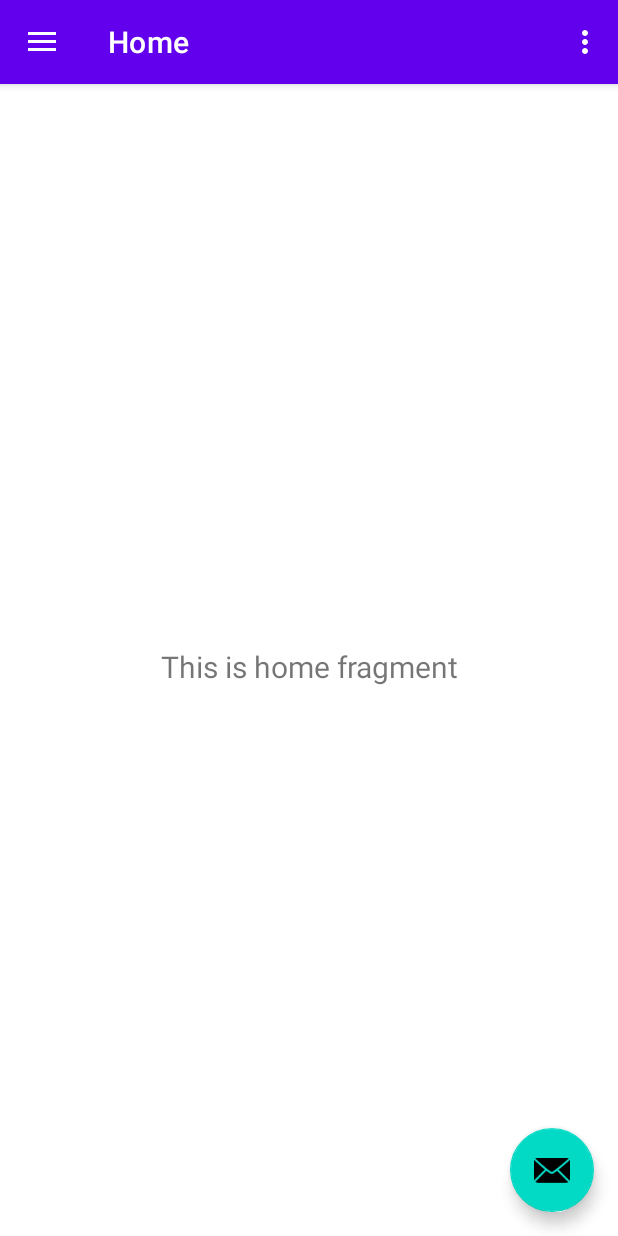
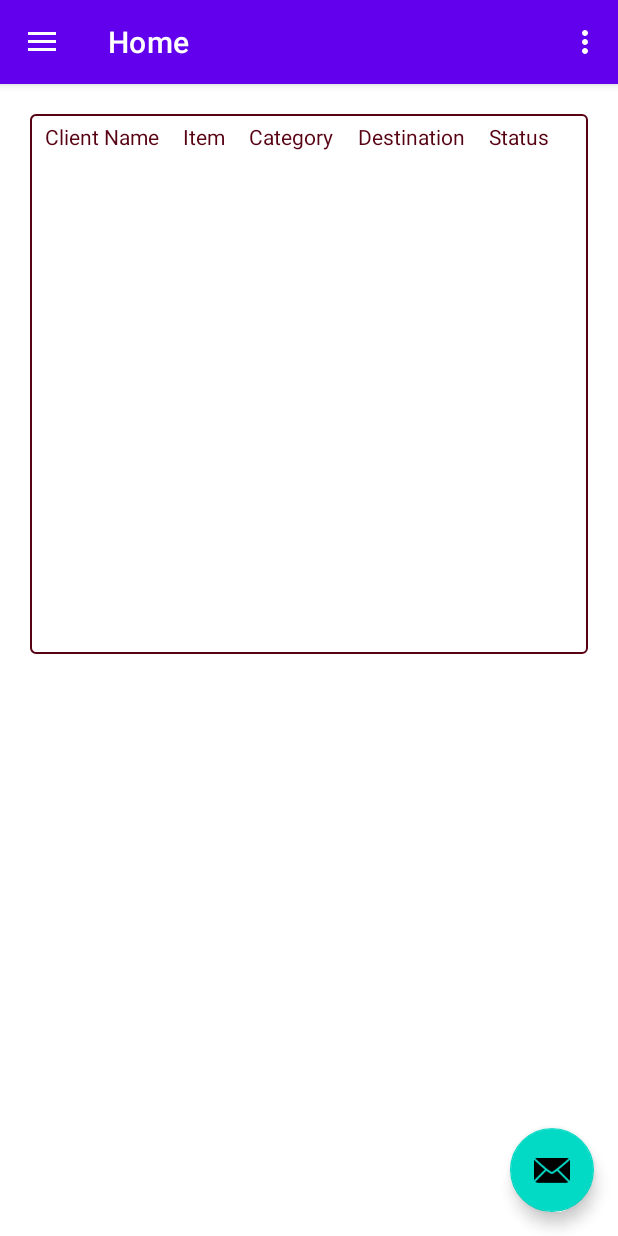
Before and after one commit to Wobomba/Suppliers, an Android app: the HomeActivity screen opened directly, with no data from a screen before it, on a phone screen of 412 x 824 dp. Run offline under Robolectric (Android 15) with nearby library versions, the phone set to English and light mode, and no system bars; our stand-ins replace navigation-ui.

Commit message:
New Patch0

```diff
--- /dev/null
+++ b/app/src/main/java/com/redtokens/rooms/supplier/ui/client/ClientFragment.java
@@ -0,0 +1,24 @@
+package com.redtokens.rooms.supplier.ui.client;
+
+import android.os.Bundle;
+import android.view.LayoutInflater;
+import android.view.View;
+import android.view.ViewGroup;
+import androidx.annotation.NonNull;
+import androidx.fragment.app.Fragment;
+
+
+
+import com.redtokens.rooms.supplier.R;
+
+public class ClientFragment extends Fragment {
+
+
+
+    public View onCreateView(@NonNull LayoutInflater inflater,
+                             ViewGroup container, Bundle savedInstanceState) {
+
+        View root = inflater.inflate(R.layout.fragment_clients, container, false);
+        return root;
+    }
+}
--- a/app/src/main/java/com/redtokens/rooms/supplier/ui/home/HomeViewModel.java
+++ b/app/src/main/java/com/redtokens/rooms/supplier/ui/client/ClientViewModel.java
@@ -1,14 +1,14 @@
-package com.redtokens.rooms.supplier.ui.home;
+package com.redtokens.rooms.supplier.ui.client;
 
 import androidx.lifecycle.LiveData;
 import androidx.lifecycle.MutableLiveData;
 import androidx.lifecycle.ViewModel;
 
-public class HomeViewModel extends ViewModel {
+public class ClientViewModel extends ViewModel {
 
     private MutableLiveData<String> mText;
 
-    public HomeViewModel() {
+    public ClientViewModel() {
         mText = new MutableLiveData<>();
         mText.setValue("This is home fragment");
     }
--- a/app/src/main/java/com/redtokens/rooms/supplier/ui/home/HomeFragment.java
+++ /dev/null
@@ -1,35 +0,0 @@
-package com.redtokens.rooms.supplier.ui.home;
-
-import android.os.Bundle;
-import android.view.LayoutInflater;
-import android.view.View;
-import android.view.ViewGroup;
-import android.widget.TextView;
-
-import androidx.annotation.NonNull;
-import androidx.annotation.Nullable;
-import androidx.fragment.app.Fragment;
-import androidx.lifecycle.Observer;
-import androidx.lifecycle.ViewModelProvider;
-
-import com.redtokens.rooms.supplier.R;
-
-public class HomeFragment extends Fragment {
-
-    private HomeViewModel homeViewModel;
-
-    public View onCreateView(@NonNull LayoutInflater inflater,
-                             ViewGroup container, Bundle savedInstanceState) {
-        homeViewModel =
-                new ViewModelProvider(this).get(HomeViewModel.class);
-        View root = inflater.inflate(R.layout.fragment_clients, container, false);
-        final TextView textView = root.findViewById(R.id.text_home);
-        homeViewModel.getText().observe(getViewLifecycleOwner(), new Observer<String>() {
-            @Override
-            public void onChanged(@Nullable String s) {
-                textView.setText(s);
-            }
-        });
-        return root;
-    }
-}
--- a/app/src/main/res/layout/activity_incoming.xml
+++ b/app/src/main/res/layout/activity_incoming.xml
@@ -6,6 +6,21 @@
     android:layout_width="match_parent"
     android:layout_height="match_parent"
     tools:context=".IncomingActivity">
+
+    <EditText
+        android:layout_width="match_parent"
+        android:layout_height="wrap_content"
+        android:hint="@string/category_outactivity"
+        android:textColor="#570213"
+        android:textColorHint="#570213"
+        android:inputType="text"
+        android:layout_marginTop="30dp"
+        android:layout_marginBottom="10dp"
+        android:layout_marginRight="20dp"
+        android:layout_marginLeft="20dp"
+        android:padding="7dp"
+        android:id="@+id/Category_Outgoing"
+        android:autofillHints="" />
 
     <EditText
         android:layout_width="match_parent"
--- a/app/src/main/res/layout/fragment_clients.xml
+++ b/app/src/main/res/layout/fragment_clients.xml
@@ -1,22 +1,71 @@
 <?xml version="1.0" encoding="utf-8"?>
-<androidx.constraintlayout.widget.ConstraintLayout xmlns:android="http://schemas.android.com/apk/res/android"
-    xmlns:app="http://schemas.android.com/apk/res-auto"
+<LinearLayout
+    xmlns:android="http://schemas.android.com/apk/res/android"
     xmlns:tools="http://schemas.android.com/tools"
     android:layout_width="match_parent"
     android:layout_height="match_parent"
-    tools:context=".ui.home.HomeFragment">
+    android:orientation="vertical"
+    tools:context=".ui.client.ClientFragment">
 
-    <TextView
-        android:id="@+id/text_home"
+    <TableLayout
         android:layout_width="match_parent"
-        android:layout_height="wrap_content"
-        android:layout_marginStart="8dp"
-        android:layout_marginTop="8dp"
-        android:layout_marginEnd="8dp"
-        android:textAlignment="center"
-        android:textSize="20sp"
-        app:layout_constraintBottom_toBottomOf="parent"
-        app:layout_constraintEnd_toEndOf="parent"
-        app:layout_constraintStart_toStartOf="parent"
-        app:layout_constraintTop_toTopOf="parent" />
-</androidx.constraintlayout.widget.ConstraintLayout>
+        android:layout_height="360dp"
+        android:layout_marginTop="20dp"
+        android:layout_marginRight="20dp"
+        android:layout_marginLeft="20dp"
+        android:layout_marginBottom="10dp"
+        android:id="@+id/tb1"
+        android:background="@drawable/background"
+        android:paddingLeft="10dp"
+        android:paddingRight="10dp"
+        android:paddingTop="5dp"
+        android:stretchColumns="*">
+
+        <TableRow
+            android:layout_width="match_parent"
+            android:layout_height="wrap_content"
+            android:id="@+id/tbrow1">
+
+            <TextView
+                android:layout_width="wrap_content"
+                android:layout_height="wrap_content"
+                android:text="Client Name"
+                android:textColor="#570213"
+                android:textAlignment="textStart"
+                android:gravity="start" />
+
+            <TextView
+                android:layout_width="wrap_content"
+                android:layout_height="wrap_content"
+                android:text="Item"
+                android:textColor="#570213"
+                android:textAlignment="textStart"
+                android:gravity="start" />
+
+            <TextView
+                android:layout_width="wrap_content"
+                android:layout_height="wrap_content"
+                android:text="Category"
+                android:textColor="#570213"
+                android:textAlignment="textStart"
+                android:gravity="start" />
+
+            <TextView
+                android:layout_width="wrap_content"
+                android:layout_height="wrap_content"
+                android:text="Destination"
+                android:textColor="#570213"
+                android:textAlignment="textStart"
+                android:gravity="start" />
+
+            <TextView
+                android:layout_width="wrap_content"
+                android:layout_height="wrap_content"
+                android:text="Status"
+                android:textColor="#570213"
+                android:textAlignment="textStart"
+                android:gravity="start" />
+
+        </TableRow>
+    </TableLayout>
+</LinearLayout>
--- a/app/src/main/res/navigation/mobile_navigation.xml
+++ b/app/src/main/res/navigation/mobile_navigation.xml
@@ -7,7 +7,7 @@
 
     <fragment
         android:id="@+id/nav_home"
-        android:name="com.redtokens.rooms.supplier.ui.home.HomeFragment"
+        android:name="com.redtokens.rooms.supplier.ui.client.ClientFragment"
         android:label="@string/menu_home"
         tools:layout="@layout/fragment_clients" />
 
--- a/app/src/main/res/values/strings.xml
+++ b/app/src/main/res/values/strings.xml
@@ -37,4 +37,5 @@
     <string name="reason_for_decline">Reason for decline</string>
     <string name="submit_feedback">Submit</string>
     <string name="cancel_feedback">Decline</string>
+    <string name="category_outactivity">Category</string>
 </resources>
```
